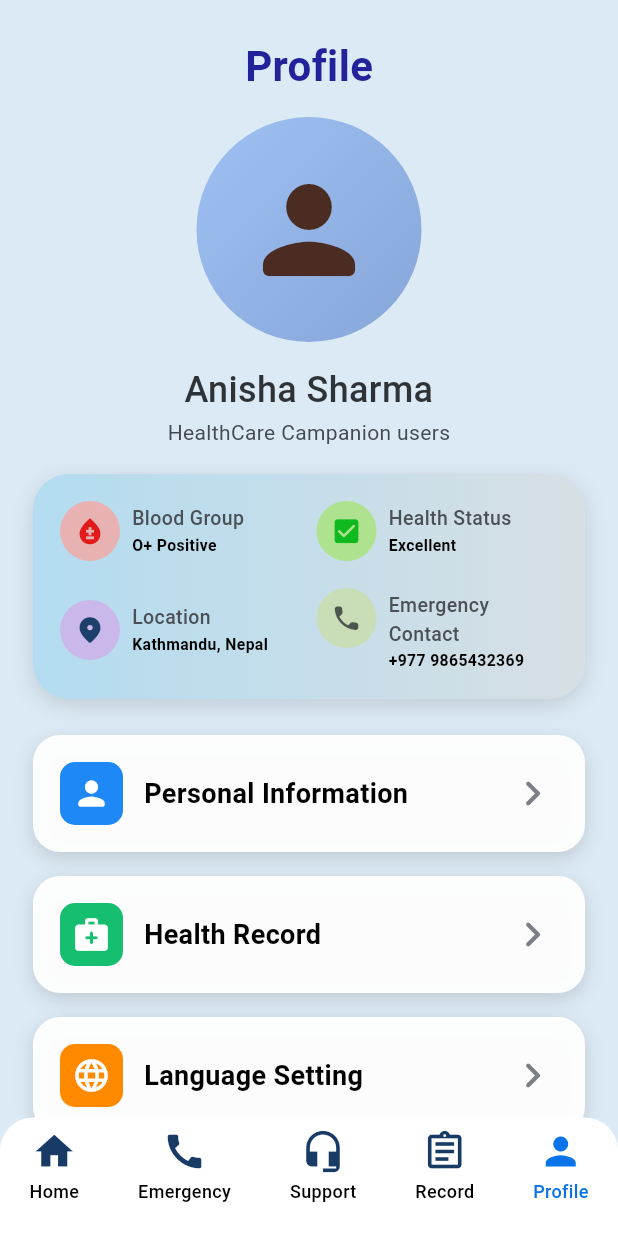
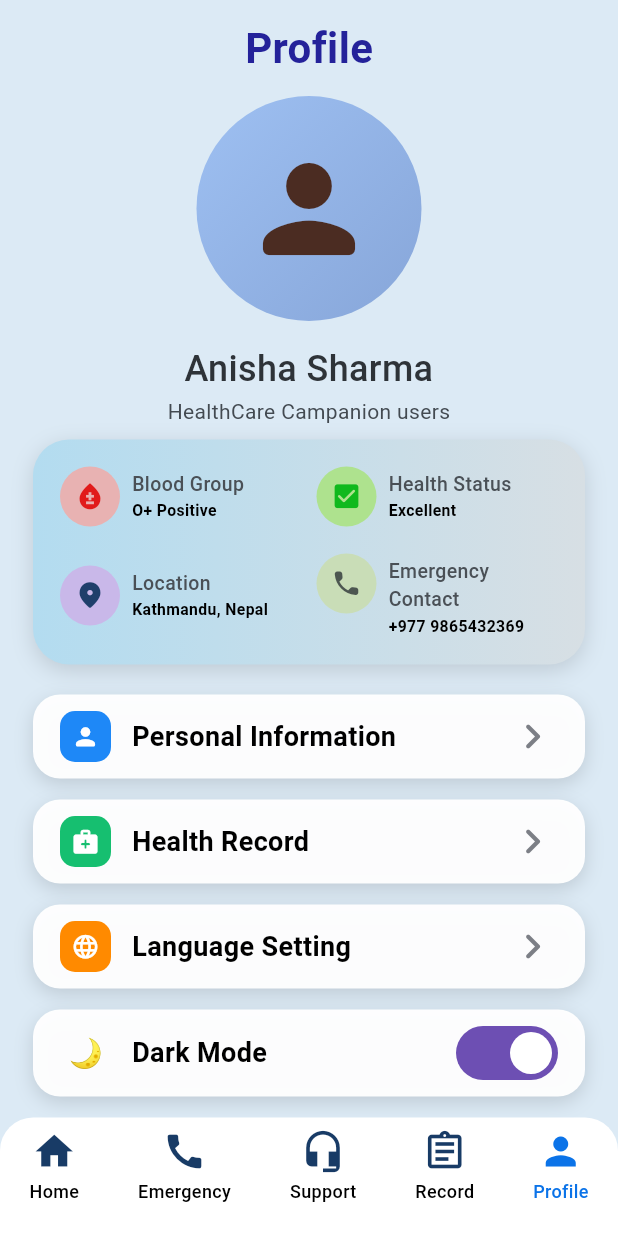
Before and after one commit to aarati123bisankhe/swastha_sathi_frontend, a Flutter app: the ProfileScreen screen opened directly, on a phone screen of 412 x 824 dp. Run offline on Flutter 3.47's test engine with Material 3 defaults, Android fonts, the phone set to English and light mode, and no system bars; our stand-ins replace dio, equatable, flutter_riverpod, flutter_secure_storage, pretty_dio_logger, shared_preferences; missing offline and left inert: dio_smart_retry; accounts and stored records are empty.

Commit message:
complete profile menu card

```diff
--- a/lib/app/features/dashboard/presentation/pages/profile_screen.dart
+++ b/lib/app/features/dashboard/presentation/pages/profile_screen.dart
@@ -26,7 +26,7 @@ class ProfileScreen extends StatelessWidget {
       backgroundColor: const Color(0xFFDCEAF5),
       body: SafeArea(
         child: SingleChildScrollView(
-          padding: const EdgeInsets.fromLTRB(22, 24, 22, 120),
+          padding: const EdgeInsets.fromLTRB(22, 12, 22, 120),
           child: Column(
             children: [
               const Text(
@@ -37,7 +37,7 @@ class ProfileScreen extends StatelessWidget {
                   color: Color(0xFF24229A),
                 ),
               ),
-              const SizedBox(height: 14),
+              const SizedBox(height: 12),
               const _ProfileAvatar(),
               const SizedBox(height: 15),
               Text(
@@ -55,31 +55,31 @@ class ProfileScreen extends StatelessWidget {
                 textAlign: TextAlign.center,
                 style: TextStyle(fontSize: 14, color: Color(0xFF434A51)),
               ),
-              const SizedBox(height: 18),
+              const SizedBox(height: 9),
               _ProfileStatsCard(
                 bloodGroup: bloodGroup,
                 district: district,
                 phoneNumber: phoneNumber,
               ),
-              const SizedBox(height: 24),
+              const SizedBox(height: 20),
               const _ProfileMenuCard(
                 icon: Icons.person_rounded,
                 iconBackground: Color(0xFF1E88F7),
                 title: 'Personal Information',
               ),
-              const SizedBox(height: 16),
+              const SizedBox(height: 14),
               const _ProfileMenuCard(
                 icon: Icons.medical_services_rounded,
                 iconBackground: Color(0xFF16BF70),
                 title: 'Health Record',
               ),
-              const SizedBox(height: 16),
+              const SizedBox(height: 14),
               const _ProfileMenuCard(
                 icon: Icons.language_rounded,
                 iconBackground: Color(0xFFFF8A00),
                 title: 'Language Setting',
               ),
-              const SizedBox(height: 16),
+              const SizedBox(height: 14),
               const _ProfileToggleCard(),
               const SizedBox(height: 26),
               const _LogoutButton(),
@@ -283,7 +283,7 @@ class _ProfileMenuCard extends StatelessWidget {
   Widget build(BuildContext context) {
     return Container(
       width: double.infinity,
-      padding: const EdgeInsets.symmetric(horizontal: 18, vertical: 18),
+      padding: const EdgeInsets.symmetric(horizontal: 18, vertical: 11),
       decoration: BoxDecoration(
         color: Colors.white.withValues(alpha: 0.95),
         borderRadius: BorderRadius.circular(18),
@@ -298,13 +298,13 @@ class _ProfileMenuCard extends StatelessWidget {
       child: Row(
         children: [
           Container(
-            width: 42,
-            height: 42,
+            width: 34,
+            height: 34,
             decoration: BoxDecoration(
               color: iconBackground,
               borderRadius: BorderRadius.circular(10),
             ),
-            child: Icon(icon, color: Colors.white, size: 26),
+            child: Icon(icon, color: Colors.white, size: 19),
           ),
           const SizedBox(width: 14),
           Expanded(
@@ -335,7 +335,7 @@ class _ProfileToggleCard extends StatelessWidget {
   Widget build(BuildContext context) {
     return Container(
       width: double.infinity,
-      padding: const EdgeInsets.symmetric(horizontal: 18, vertical: 18),
+      padding: const EdgeInsets.symmetric(horizontal: 18, vertical: 11),
       decoration: BoxDecoration(
         color: Colors.white.withValues(alpha: 0.95),
         borderRadius: BorderRadius.circular(18),
@@ -349,7 +349,12 @@ class _ProfileToggleCard extends StatelessWidget {
       ),
       child: Row(
         children: [
-          const Text('🌙', style: TextStyle(fontSize: 28)),
+          Container(
+            width: 34,
+            height: 34,
+            alignment: Alignment.center,
+            child: const Text('🌙', style: TextStyle(fontSize: 19)),
+          ),
           const SizedBox(width: 14),
           const Expanded(
             child: Text(
@@ -362,17 +367,17 @@ class _ProfileToggleCard extends StatelessWidget {
             ),
           ),
           Container(
-            width: 76,
-            height: 42,
+            width: 68,
+            height: 36,
             padding: const EdgeInsets.symmetric(horizontal: 4),
             decoration: BoxDecoration(
               color: const Color(0xFF6D4FB3),
-              borderRadius: BorderRadius.circular(21),
+              borderRadius: BorderRadius.circular(18),
             ),
             alignment: Alignment.centerRight,
             child: Container(
-              width: 34,
-              height: 34,
+              width: 28,
+              height: 28,
               decoration: const BoxDecoration(
                 color: Colors.white,
                 shape: BoxShape.circle,
```
